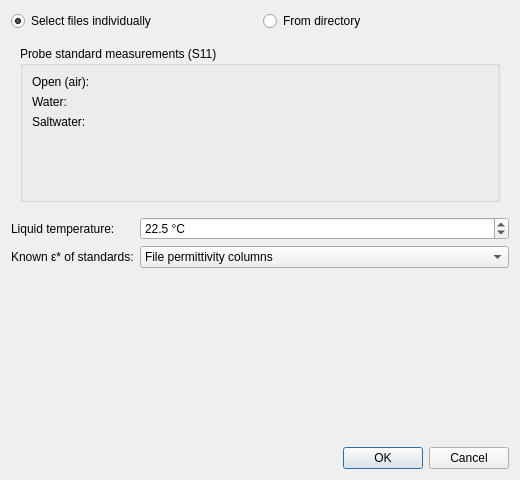
Qt form Software/PC_Application/LibreVNA-GUI/VNA/probesetupdialog.ui (JorgenSteen/LibreVNAPerm) before a commit.
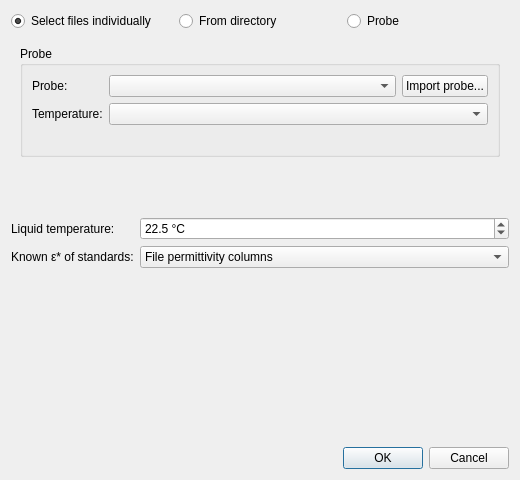
The same form after that commit. The open tabs and pages were chosen to show the change. Custom widgets are drawn as their Qt base class.

Commit message: feat(vna): probe library with import and probe/temperature selection

```diff
--- a/Software/PC_Application/LibreVNA-GUI/VNA/probesetupdialog.ui
+++ b/Software/PC_Application/LibreVNA-GUI/VNA/probesetupdialog.ui
@@ -36,6 +36,16 @@
        </property>
       </widget>
      </item>
+     <item>
+      <widget class="QRadioButton" name="probeModeButton">
+       <property name="toolTip">
+        <string>Use an imported probe from the probe library: select the probe and the liquid temperature, the matching standard files are picked automatically.</string>
+       </property>
+       <property name="text">
+        <string>Probe</string>
+       </property>
+      </widget>
+     </item>
     </layout>
    </item>
    <item>
@@ -143,6 +153,90 @@
        </item>
       </layout>
      </widget>
+     <widget class="QWidget" name="probePage">
+      <layout class="QVBoxLayout" name="probePageLayout">
+       <item>
+        <widget class="QGroupBox" name="probeBox">
+         <property name="title">
+          <string>Probe</string>
+         </property>
+         <layout class="QFormLayout" name="probeFormLayout">
+          <item row="0" column="0">
+           <widget class="QLabel" name="probeLabel">
+            <property name="text">
+             <string>Probe:</string>
+            </property>
+           </widget>
+          </item>
+          <item row="0" column="1">
+           <layout class="QHBoxLayout" name="probeSelectLayout">
+            <item>
+             <widget class="QComboBox" name="probeCombo">
+              <property name="sizePolicy">
+               <sizepolicy hsizetype="Expanding" vsizetype="Fixed">
+                <horstretch>0</horstretch>
+                <verstretch>0</verstretch>
+               </sizepolicy>
+              </property>
+              <property name="toolTip">
+               <string>Probes imported into the probe library.</string>
+              </property>
+             </widget>
+            </item>
+            <item>
+             <widget class="QPushButton" name="importProbeButton">
+              <property name="toolTip">
+               <string>Import a directory of exported probe data files into the probe library.</string>
+              </property>
+              <property name="text">
+               <string>Import probe...</string>
+              </property>
+             </widget>
+            </item>
+           </layout>
+          </item>
+          <item row="1" column="0">
+           <widget class="QLabel" name="probeTemperatureLabel">
+            <property name="text">
+             <string>Temperature:</string>
+            </property>
+           </widget>
+          </item>
+          <item row="1" column="1">
+           <widget class="QComboBox" name="probeTemperature">
+            <property name="toolTip">
+             <string>Liquid temperatures for which the probe contains a complete standard set.</string>
+            </property>
+           </widget>
+          </item>
+          <item row="2" column="0" colspan="2">
+           <widget class="QLabel" name="probeInfo">
+            <property name="text">
+             <string/>
+            </property>
+            <property name="wordWrap">
+             <bool>true</bool>
+            </property>
+           </widget>
+          </item>
+         </layout>
+        </widget>
+       </item>
+       <item>
+        <spacer name="probeSpacer">
+         <property name="orientation">
+          <enum>Qt::Vertical</enum>
+         </property>
+         <property name="sizeHint" stdset="0">
+          <size>
+           <width>20</width>
+           <height>10</height>
+          </size>
+         </property>
+        </spacer>
+       </item>
+      </layout>
+     </widget>
     </widget>
    </item>
    <item>
```
The commit also changes 4 other files.
